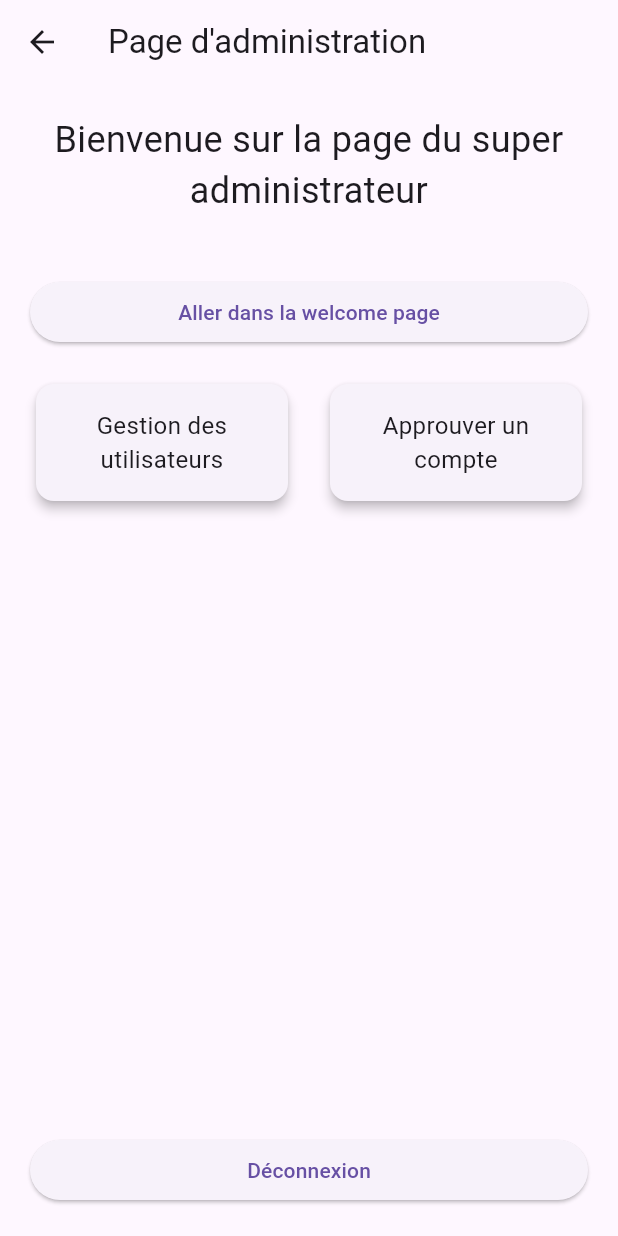
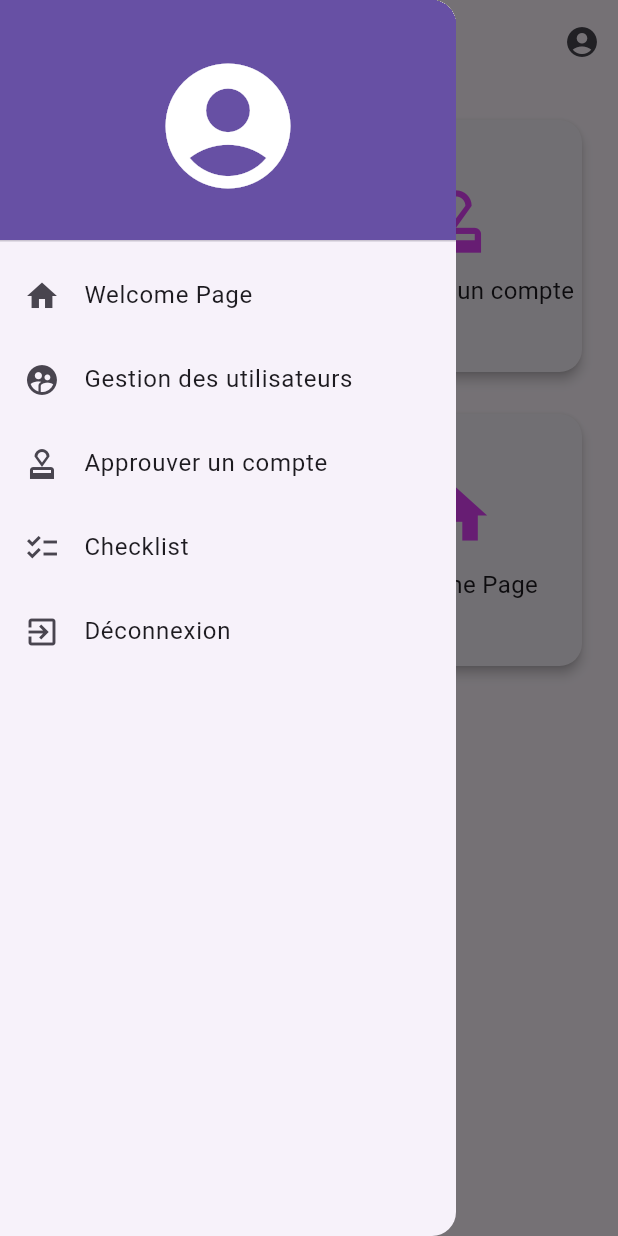
Before and after one commit to GroupeSedimat/Flutter_camion_controle_application, a Flutter app: the AdminPage screen opened directly, with the side drawer open (before the commit the screen has no drawer), on a phone screen of 412 x 824 dp. Run offline on Flutter 3.47's test engine with Material 3 defaults, Android fonts, the phone set to English and light mode, and no system bars; our stand-ins replace cloud_firestore, dio, firebase_auth, firebase_core, firebase_storage, flutter_spinkit and 3 more; missing offline and left inert: open_document; accounts and stored records are empty.

Commit message:
improving frontend

```diff
--- a/lib/models/menu.dart
+++ b/lib/models/menu.dart
@@ -1,3 +1,5 @@
+// ignore_for_file: must_be_immutable, prefer_const_constructors
+
 import 'package:flutter/material.dart';
 import 'package:flutter_application_1/models/user/my_user.dart';
 import 'package:flutter_application_1/pages/admin/UserManagementPage.dart';
--- a/lib/pages/admin/admin_page.dart
+++ b/lib/pages/admin/admin_page.dart
@@ -18,88 +18,164 @@ class AdminPage extends StatelessWidget {
     return Scaffold(
       appBar: AppBar(
         title: Text('Page d\'administration'),
+        actions: [
+          IconButton(
+            icon: Icon(Icons.account_circle),
+            onPressed: () {
+              // Ajoutez ici la navigation vers la page de profil utilisateur
+            },
           ),
-      body: Padding(
-        padding: const EdgeInsets.all(20.0),
-        child: Column(
-          crossAxisAlignment: CrossAxisAlignment.stretch,
-          mainAxisAlignment: MainAxisAlignment.center,
+        ],
+      ),
+      drawer: _buildDrawer(context),
+      body: _buildDashboard(),
+    );
+  }
+
+  Widget _buildDrawer(BuildContext context) {
+  return Drawer(
+    child: ListView(
+      padding: EdgeInsets.zero,
       children: [
-            Text(
-              'Bienvenue sur la page du super administrateur',
-              style: TextStyle(fontSize: 24),
-              textAlign: TextAlign.center,
+        DrawerHeader(
+          decoration: BoxDecoration(
+            color: Theme.of(context).primaryColor,
           ),
-            SizedBox(height: 40),
-            ElevatedButton(
-              onPressed: () {
+          child: Center(
+            child: Icon(
+              Icons.account_circle,
+              size: 100,
+              color: Colors.white,
+            ),
+          ),
+        ),
+        _buildListTile(
+          context,
+          'Welcome Page',
+          Icons.home,
+          () {
             Get.to(() => WelcomePage());
           },
-              child: Text('Aller dans la welcome page'),
         ),
-            SizedBox(height: 20),
         if (userRole == UserRole.superadmin) ...[
-              Row(
-                mainAxisAlignment: MainAxisAlignment.spaceBetween,
-                children: [
-                  Expanded(
-                    child: CardButton(
-                      title: 'Gestion des utilisateurs',
-                      onPressed: () {
+          _buildListTile(
+            context,
+            'Gestion des utilisateurs',
+            Icons.supervised_user_circle,
+            () {
               Get.to(() => UserManagementPage());
             },
           ),
-                  ),
-                  SizedBox(width: 20),
-                  Expanded(
-                    child: CardButton(
-                      title: 'Approuver un compte',
-                      onPressed: () {
+          _buildListTile(
+            context,
+            'Approuver un compte',
+            Icons.approval,
+            () {
               Get.to(() => UserApprovalPage());
             },
           ),
+        ],
+        _buildListTile(
+          context,
+          'Checklist',
+          Icons.checklist,
+          () {
+           // Get.to(() => ChecklistPage());
+          },
+        ),
+        ListTile(
+          title: Text('Déconnexion'),
+          leading: Icon(Icons.exit_to_app),
+          onTap: () {
+            AuthController.instance.logOut();
+          },
         ),
       ],
     ),
-            ],
-            Spacer(),
-            ElevatedButton(
-              onPressed: () {
-                AuthController.instance.logOut();
+  );
+}
+
+  Widget _buildListTile(
+    BuildContext context,
+    String title,
+    IconData icon,
+    VoidCallback onTap,
+  ) {
+    return ListTile(
+      title: Text(title),
+      leading: Icon(icon),
+      onTap: onTap,
+    );
+  }
+
+  Widget _buildDashboard() {
+    return GridView.count(
+      crossAxisCount: 2,
+      padding: EdgeInsets.all(20),
+      mainAxisSpacing: 20,
+      crossAxisSpacing: 20,
+      children: [
+        _buildDashboardItem(
+          'Gestion des utilisateurs',
+          Icons.supervised_user_circle,
+          () {
+            Get.to(() => UserManagementPage());
           },
-              child: Text('Déconnexion'),
+        ),
+        _buildDashboardItem(
+          'Approuver un compte',
+          Icons.approval,
+          () {
+            Get.to(() => UserApprovalPage());
+          },
+        ),
+        _buildDashboardItem(
+          'Checklist',
+          Icons.checklist,
+          () {
+            //Get.to(() => ChecklistPage());
+          },
+        ),
+        _buildDashboardItem(
+          'Welcome Page',
+          Icons.home,
+          () {
+            Get.to(() => WelcomePage());
+          },
         ),
       ],
-        ),
-      ),
     );
   }
-}
 
-class CardButton extends StatelessWidget {
-  final String title;
-  final VoidCallback onPressed;
-
-  const CardButton({
-    Key? key,
-    required this.title,
-    required this.onPressed,
-  }) : super(key: key);
-
-  @override
-  Widget build(BuildContext context) {
+  Widget _buildDashboardItem(
+    String title,
+    IconData icon,
+    VoidCallback onTap,
+  ) {
     return Card(
       elevation: 3,
+      shape: RoundedRectangleBorder(
+        borderRadius: BorderRadius.circular(15),
+      ),
       child: InkWell(
-        onTap: onPressed,
-        child: Container(
-          padding: EdgeInsets.all(16),
+        onTap: onTap,
+        borderRadius: BorderRadius.circular(15),
         child: Center(
-            child: Text(
+          child: Column(
+            mainAxisAlignment: MainAxisAlignment.center,
+            children: [
+              Icon(
+                icon,
+                size: 50,
+                color: Colors.purpleAccent, // Couleur de l'icône
+              ),
+              SizedBox(height: 10),
+              Text(
                 title,
                 style: TextStyle(fontSize: 16),
                 textAlign: TextAlign.center,
               ),
+            ],
           ),
         ),
       ),
--- a/lib/pages/base_page.dart
+++ b/lib/pages/base_page.dart
@@ -1,3 +1,5 @@
+// ignore_for_file: prefer_const_constructors_in_immutables
+
 import 'package:flutter/material.dart';
 import 'package:flutter_application_1/models/menu.dart';
 import 'package:flutter_application_1/services/auth_controller.dart';
--- a/lib/pages/welcome_page.dart
+++ b/lib/pages/welcome_page.dart
@@ -1,3 +1,5 @@
+// ignore_for_file: use_super_parameters, prefer_const_constructors_in_immutables, sort_child_properties_last
+
 import 'package:flutter/material.dart';
 import 'package:flutter_application_1/services/auth_controller.dart';
 import 'package:flutter_application_1/models/user/my_user.dart';
```
Also changed, not shown: lib/pages/user/inscription_page.dart (+94 -67 lines), lib/pages/user/login_page.dart (+114 -147 lines). Lines whose indentation alone changed are shown as unchanged.
